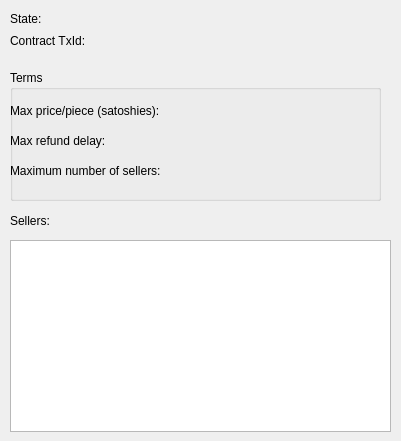
This is classic/gui/ui/BuyingModeSessionWidget.ui in RdeWilde/JoyStream as Qt 5 draws it before an edit. The edited form follows.
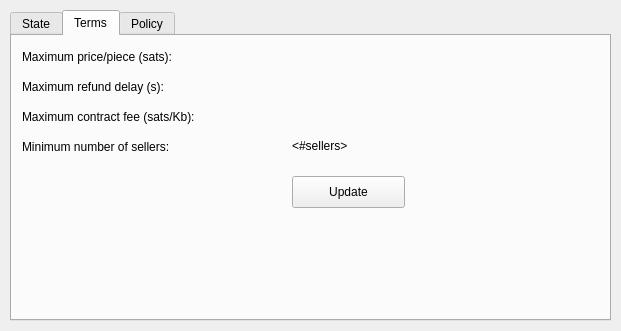
This is the edited form.

Commit message: new(gui::BuyingModeSessionWidget): added new widget for buying mode sessions

The edit to the form file:
```diff
--- a/classic/gui/ui/BuyingModeSessionWidget.ui
+++ b/classic/gui/ui/BuyingModeSessionWidget.ui
@@ -6,13 +6,42 @@
    <rect>
     <x>0</x>
     <y>0</y>
-    <width>401</width>
-    <height>441</height>
+    <width>621</width>
+    <height>331</height>
    </rect>
   </property>
   <property name="windowTitle">
    <string>Form</string>
   </property>
+  <widget class="QTabWidget" name="tabWidget">
+   <property name="geometry">
+    <rect>
+     <x>10</x>
+     <y>10</y>
+     <width>601</width>
+     <height>311</height>
+    </rect>
+   </property>
+   <property name="currentIndex">
+    <number>1</number>
+   </property>
+   <widget class="QWidget" name="tab">
+    <attribute name="title">
+     <string>State</string>
+    </attribute>
+    <widget class="QLabel" name="contractTxIdValueLabel">
+     <property name="geometry">
+      <rect>
+       <x>120</x>
+       <y>30</y>
+       <width>171</width>
+       <height>21</height>
+      </rect>
+     </property>
+     <property name="text">
+      <string>&lt;txid&gt;</string>
+     </property>
+    </widget>
   <widget class="QLabel" name="StateTitleLabel">
    <property name="geometry">
     <rect>
@@ -26,19 +55,6 @@
     <string>State:</string>
    </property>
   </widget>
-  <widget class="QLabel" name="StateValueLabel">
-   <property name="geometry">
-    <rect>
-     <x>120</x>
-     <y>10</y>
-     <width>171</width>
-     <height>21</height>
-    </rect>
-   </property>
-   <property name="text">
-    <string>&lt;buying mode state&gt;</string>
-   </property>
-  </widget>
   <widget class="QLabel" name="ContractTxIdTitleLabel">
    <property name="geometry">
     <rect>
@@ -52,86 +68,24 @@
     <string>Contract TxId:</string>
    </property>
   </widget>
-  <widget class="QLabel" name="ContractTxIdValueLabel">
+    <widget class="QLabel" name="stateValueLabel">
    <property name="geometry">
     <rect>
      <x>120</x>
-     <y>30</y>
+       <y>10</y>
      <width>171</width>
      <height>21</height>
     </rect>
    </property>
    <property name="text">
-    <string>&lt;txid&gt;</string>
-   </property>
-  </widget>
-  <widget class="QGroupBox" name="TermsGroupBox">
-   <property name="geometry">
-    <rect>
-     <x>10</x>
-     <y>70</y>
-     <width>371</width>
-     <height>131</height>
-    </rect>
-   </property>
-   <property name="title">
-    <string>Terms</string>
-   </property>
-   <widget class="QLabel" name="ContractTxIdTitleLabel_2">
-    <property name="geometry">
-     <rect>
-      <x>0</x>
-      <y>30</y>
-      <width>191</width>
-      <height>21</height>
-     </rect>
-    </property>
-    <property name="text">
-     <string>Max price/piece (satoshies):</string>
-    </property>
-   </widget>
-   <widget class="QLabel" name="ContractTxIdTitleLabel_3">
-    <property name="geometry">
-     <rect>
-      <x>0</x>
-      <y>60</y>
-      <width>191</width>
-      <height>21</height>
-     </rect>
-    </property>
-    <property name="text">
-     <string>Max refund delay:</string>
-    </property>
-   </widget>
-   <widget class="QLabel" name="ContractTxIdTitleLabel_4">
-    <property name="geometry">
-     <rect>
-      <x>0</x>
-      <y>90</y>
-      <width>201</width>
-      <height>21</height>
-     </rect>
-    </property>
-    <property name="text">
-     <string>Maximum number of sellers:</string>
-    </property>
-   </widget>
-  </widget>
-  <widget class="QTreeView" name="SellersTreeView">
-   <property name="geometry">
-    <rect>
-     <x>10</x>
-     <y>240</y>
-     <width>381</width>
-     <height>192</height>
-    </rect>
+      <string>&lt;buying mode state&gt;</string>
    </property>
   </widget>
   <widget class="QLabel" name="SellersListTitleLabel">
    <property name="geometry">
     <rect>
      <x>10</x>
-     <y>210</y>
+       <y>60</y>
      <width>111</width>
      <height>21</height>
     </rect>
@@ -139,6 +93,145 @@
    <property name="text">
     <string>Sellers:</string>
    </property>
+    </widget>
+    <widget class="QTreeView" name="sellersTableView">
+     <property name="geometry">
+      <rect>
+       <x>10</x>
+       <y>81</y>
+       <width>571</width>
+       <height>181</height>
+      </rect>
+     </property>
+    </widget>
+   </widget>
+   <widget class="QWidget" name="tab_2">
+    <attribute name="title">
+     <string>Terms</string>
+    </attribute>
+    <widget class="QLabel" name="MaxPriceTitleLabel">
+     <property name="geometry">
+      <rect>
+       <x>10</x>
+       <y>10</y>
+       <width>201</width>
+       <height>21</height>
+      </rect>
+     </property>
+     <property name="text">
+      <string>Maximum price/piece (sats):</string>
+     </property>
+    </widget>
+    <widget class="QLabel" name="maxRefundDelayTitleLabel">
+     <property name="geometry">
+      <rect>
+       <x>10</x>
+       <y>40</y>
+       <width>191</width>
+       <height>21</height>
+      </rect>
+     </property>
+     <property name="text">
+      <string>Maximum refund delay (s):</string>
+     </property>
+    </widget>
+    <widget class="QLabel" name="maxContractFeePrKbTitleLabel">
+     <property name="geometry">
+      <rect>
+       <x>10</x>
+       <y>70</y>
+       <width>231</width>
+       <height>21</height>
+      </rect>
+     </property>
+     <property name="text">
+      <string>Maximum contract fee (sats/Kb):</string>
+     </property>
+    </widget>
+    <widget class="QLabel" name="maxPriceValueLabel">
+     <property name="geometry">
+      <rect>
+       <x>280</x>
+       <y>10</y>
+       <width>71</width>
+       <height>21</height>
+      </rect>
+     </property>
+     <property name="text">
+      <string>&lt;price&gt;</string>
+     </property>
+    </widget>
+    <widget class="QLabel" name="maxContractFeePrKbValueLabel">
+     <property name="geometry">
+      <rect>
+       <x>280</x>
+       <y>70</y>
+       <width>71</width>
+       <height>21</height>
+      </rect>
+     </property>
+     <property name="text">
+      <string>&lt;fee&gt;</string>
+     </property>
+    </widget>
+    <widget class="QLabel" name="minNumberOfSellersTitleLabel">
+     <property name="geometry">
+      <rect>
+       <x>10</x>
+       <y>100</y>
+       <width>201</width>
+       <height>21</height>
+      </rect>
+     </property>
+     <property name="text">
+      <string>Minimum number of sellers:</string>
+     </property>
+    </widget>
+    <widget class="QLabel" name="maxRefundDelayValueLabel">
+     <property name="geometry">
+      <rect>
+       <x>280</x>
+       <y>40</y>
+       <width>71</width>
+       <height>21</height>
+      </rect>
+     </property>
+     <property name="text">
+      <string>&lt;delay&gt;</string>
+     </property>
+    </widget>
+    <widget class="QLabel" name="minNumberOfSellersValueLabel">
+     <property name="geometry">
+      <rect>
+       <x>280</x>
+       <y>100</y>
+       <width>71</width>
+       <height>21</height>
+      </rect>
+     </property>
+     <property name="text">
+      <string>&lt;#sellers&gt;</string>
+     </property>
+    </widget>
+    <widget class="QPushButton" name="updateTermsPushButton">
+     <property name="geometry">
+      <rect>
+       <x>280</x>
+       <y>140</y>
+       <width>113</width>
+       <height>32</height>
+      </rect>
+     </property>
+     <property name="text">
+      <string>Update</string>
+     </property>
+    </widget>
+   </widget>
+   <widget class="QWidget" name="tab_3">
+    <attribute name="title">
+     <string>Policy</string>
+    </attribute>
+   </widget>
   </widget>
  </widget>
  <resources/>
```
Lines whose indentation alone changed are shown as unchanged. The commit also changes 2 other files.
